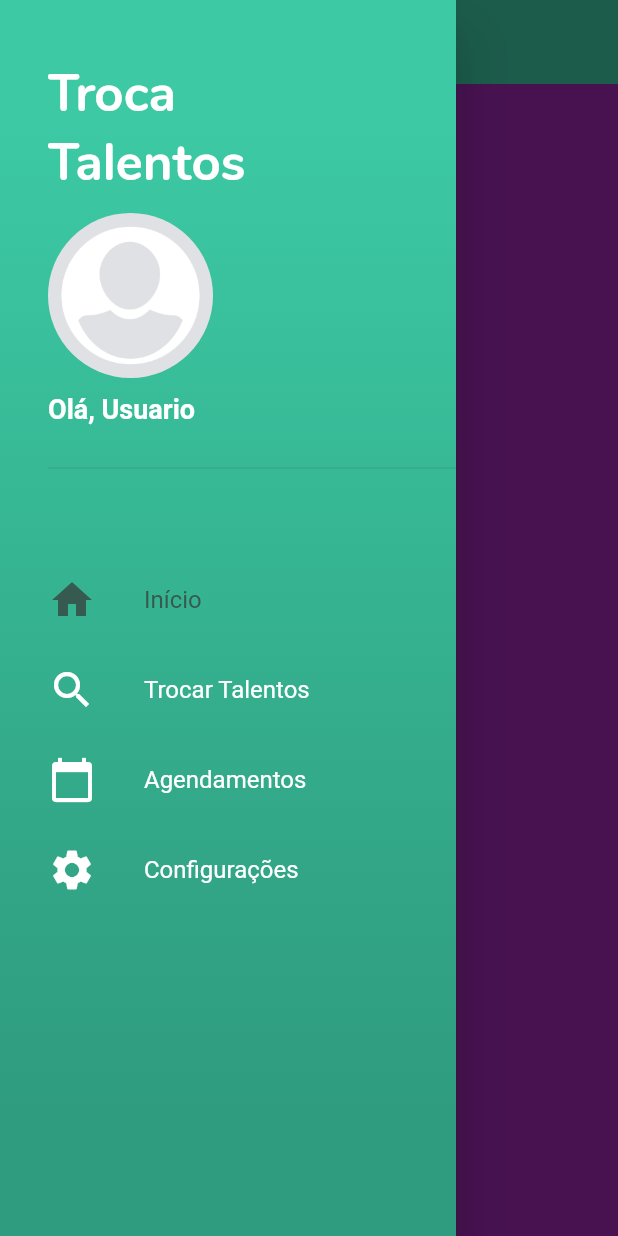
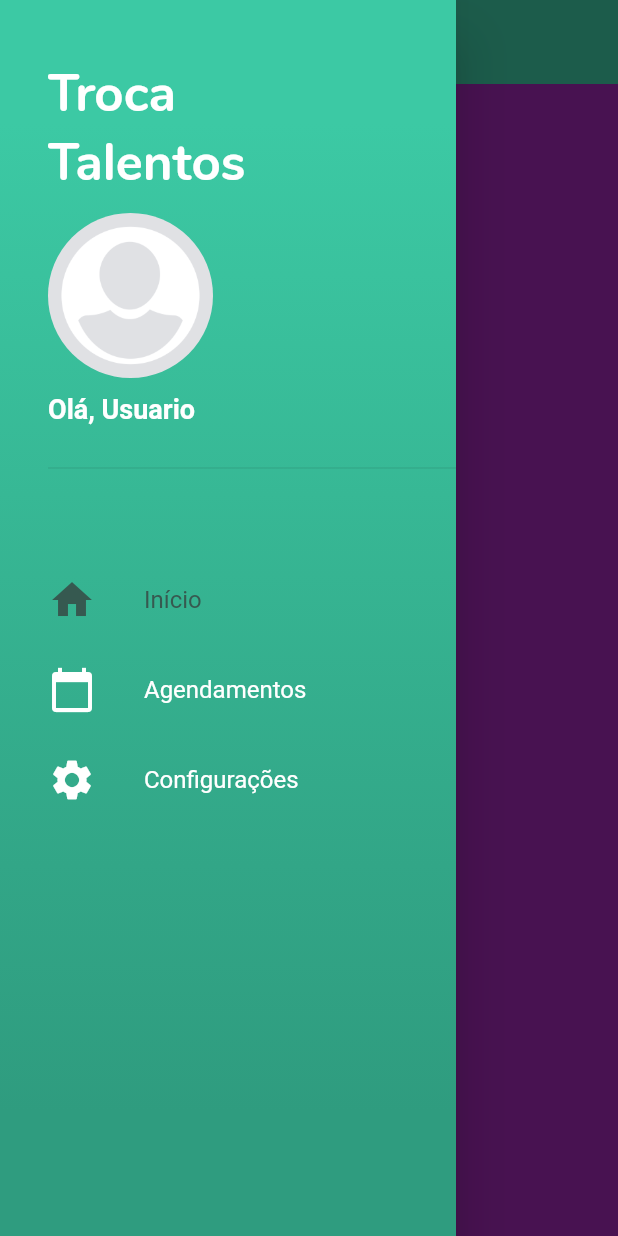
Before and after one commit to Deivid1071/trocatealentoapp, a Flutter app: the HomeScreen screen opened directly, with the side drawer open, on a phone screen of 412 x 824 dp. Run offline on Flutter 3.47's test engine with Material 2 defaults, Android fonts, the phone set to English and light mode, and no system bars; our stand-ins replace flutter_mobx, mobx; generated files the repository leaves out were written again.

Commit message:
change tabHome

```diff
--- a/lib/screens/home/home_screen.dart
+++ b/lib/screens/home/home_screen.dart
@@ -21,11 +21,6 @@ class HomeScreen extends StatelessWidget {
 
         ),
         Scaffold(
-          appBar: CustomAppBar(title: 'Trocar Talentos',).build(context),
-          drawer: CustomDrawer(_pageController),
-          body: Container(color: Colors.deepPurple,),
-        ),
-        Scaffold(
           appBar: CustomAppBar(title: 'Agendamentos',).build(context),
           body: SchedulesScreen(),
           drawer: CustomDrawer(_pageController),
--- a/lib/screens/home/login_screen.dart
+++ b/lib/screens/home/login_screen.dart
@@ -103,7 +103,6 @@ class _LoginScreenState extends State<LoginScreen> {
           child: RaisedButton(
             elevation: 5.0,
             onPressed: () {
-
               Navigator.push(context, MaterialPageRoute(builder: (context)=>HomeScreen()));
             },
             padding: EdgeInsets.all(15.0),
--- a/lib/widgets/custom_drawer.dart
+++ b/lib/widgets/custom_drawer.dart
@@ -87,10 +87,9 @@ class CustomDrawer extends StatelessWidget {
                 height: 50,
               ),
               DrawerTile(Icons.home, "Início", pageController, 0),
-              DrawerTile(Icons.search, "Trocar Talentos", pageController, 1),
               DrawerTile(
-                  Icons.calendar_today, "Agendamentos", pageController, 2),
-              DrawerTile(Icons.settings, "Configurações", pageController, 3),
+                  Icons.calendar_today, "Agendamentos", pageController, 1),
+              DrawerTile(Icons.settings, "Configurações", pageController, 2),
             ],
           )
         ],
```
